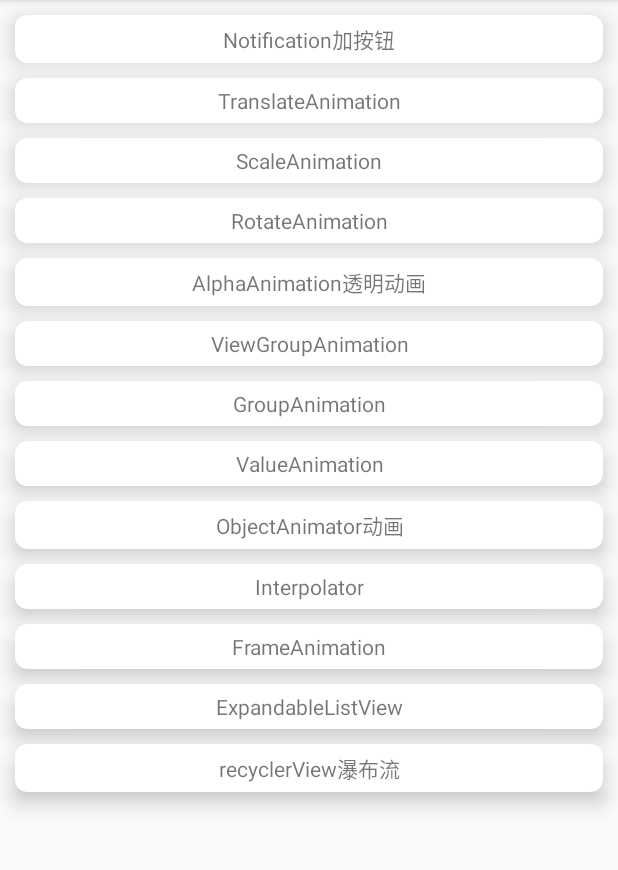
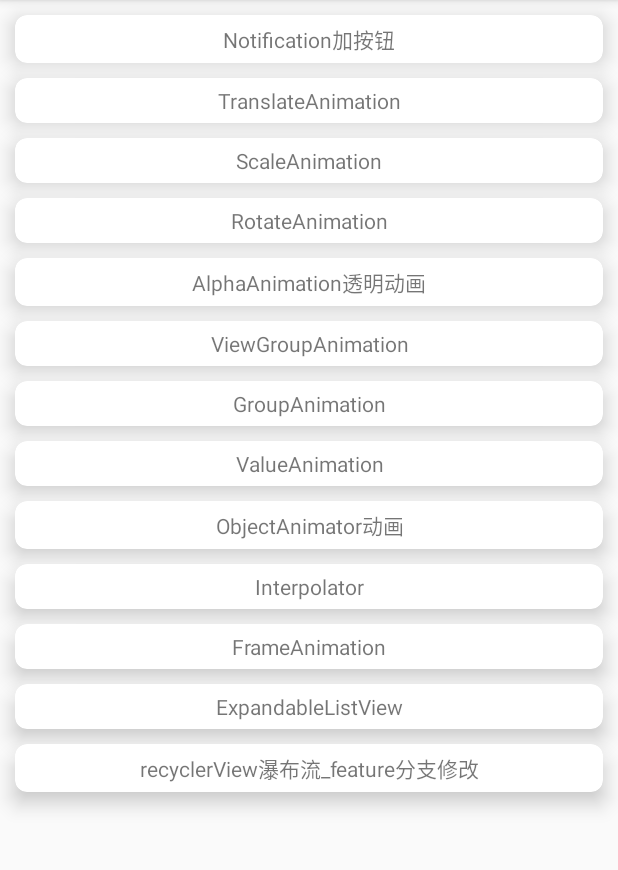
Before and after one commit to wozaihu/jobdemo, an Android app: the screen it shows after launch (MainActivity), on a phone screen of 412 x 824 dp, the part 84-954 px from its top. Run offline under Robolectric (Android 15) with nearby library versions, the phone set to English and light mode, and no system bars; our stand-ins replace ButterKnife, EventBus.

Commit message:
使用feature分支提交，只修改了首页展示的一个item

```diff
--- a/app/src/main/java/com/example/jobdemo/MainActivity.java
+++ b/app/src/main/java/com/example/jobdemo/MainActivity.java
@@ -47,7 +47,7 @@ public class MainActivity extends AppCompatActivity {
             , "Interpolator"
             , "FrameAnimation"
             , "ExpandableListView"
-            , "recyclerView瀑布流"
+            , "recyclerView瀑布流_feature分支修改"
     };
     private List<Class> activityList;
 
```
